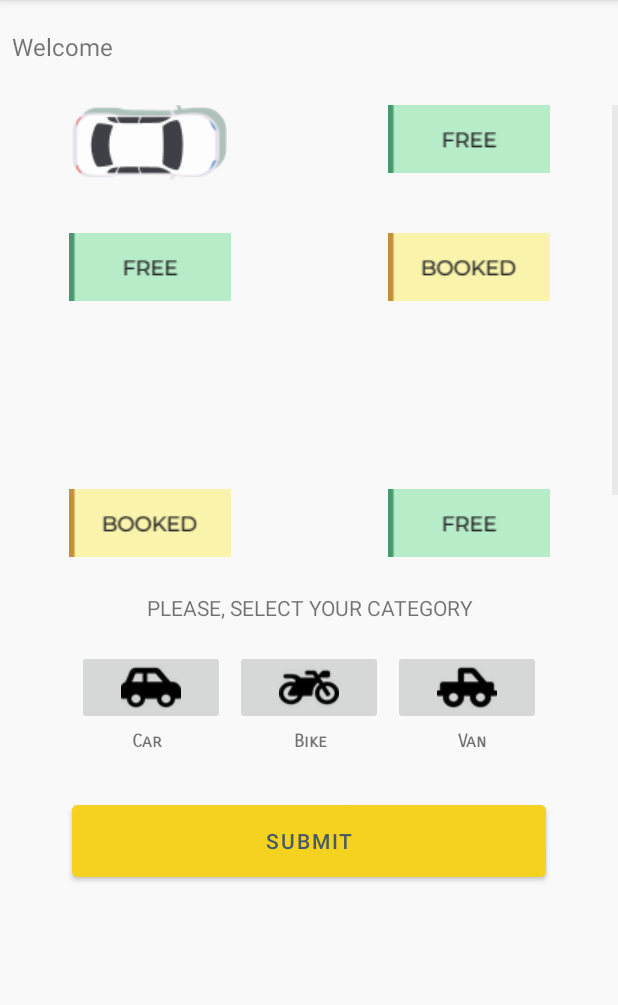
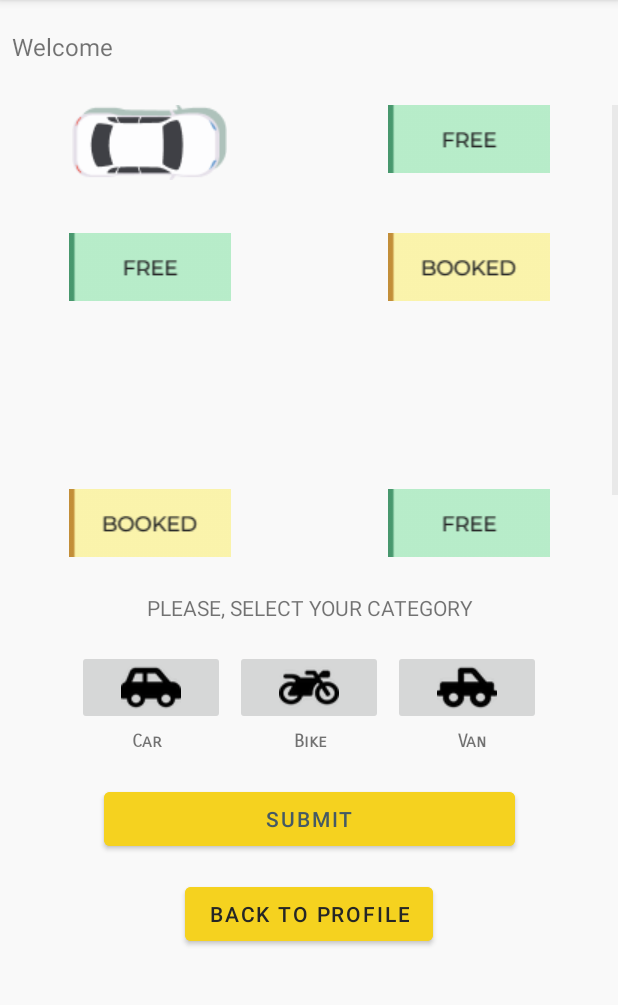
Before and after one commit to leandrofahur/F21G10_SmartParking, an Android app: the UserActivity screen opened directly, with no data from a screen before it, on a phone screen of 412 x 824 dp, the part 84-1089 px from its top. Run offline under Robolectric (Android 15) with nearby library versions, the phone set to English and light mode, and no system bars; 1 statement that could not run was skipped.

Commit message:
updating ui

```diff
--- a/SmartParking/app/src/main/res/layout/activity_user.xml
+++ b/SmartParking/app/src/main/res/layout/activity_user.xml
@@ -60,19 +60,17 @@
 
         <Button
             android:id="@+id/btnSubmit"
-            android:layout_width="match_parent"
-            android:layout_height="60dp"
-            android:layout_marginStart="48dp"
-            android:layout_marginTop="44dp"
-            android:layout_marginEnd="48dp"
+            android:layout_width="274dp"
+            android:layout_height="48dp"
+            android:layout_marginTop="35dp"
             android:backgroundTint="@color/yellow_500"
             android:gravity="center"
             android:text="@string/btnSubmit"
             android:textColor="#455A64"
             app:layout_constraintEnd_toEndOf="parent"
-            app:layout_constraintHorizontal_bias="1.0"
             app:layout_constraintStart_toStartOf="parent"
-            app:layout_constraintTop_toBottomOf="@+id/linearLayout2" />
+            app:layout_constraintTop_toBottomOf="@+id/linearLayout2"
+            tools:ignore="TouchTargetSizeCheck" />
 
         <LinearLayout
             android:id="@+id/linearLayout2"
@@ -159,6 +157,18 @@
             app:layout_constraintStart_toEndOf="@+id/txtViewBike"
             app:layout_constraintTop_toBottomOf="@+id/linearLayout2" />
 
+        <Button
+            android:id="@+id/backToProfileBtn"
+            android:layout_width="wrap_content"
+            android:layout_height="wrap_content"
+            android:layout_marginTop="15dp"
+            android:backgroundTint="@color/yellow_500"
+            android:text="@string/backProfile"
+            android:textColor="@color/gray_800"
+            app:layout_constraintEnd_toEndOf="parent"
+            app:layout_constraintStart_toStartOf="parent"
+            app:layout_constraintTop_toBottomOf="@+id/btnSubmit" />
+
     </androidx.constraintlayout.widget.ConstraintLayout>
 
 </LinearLayout>
--- a/SmartParking/app/src/main/res/values/strings.xml
+++ b/SmartParking/app/src/main/res/values/strings.xml
@@ -41,4 +41,6 @@
     <string name="txtViewBike">Bike</string>
     <string name="txtViewVan">Van</string>
     <string name="txtViewSpot">Book Your Spot</string>
+    <string name="backBtn">Back</string>
+    <string name="backProfile">BACK TO PROFILE</string>
 </resources>
```
Also changed, not shown: SmartParking/app/src/main/res/layout/layout_addvehicle.xml (+16 -2 lines).
